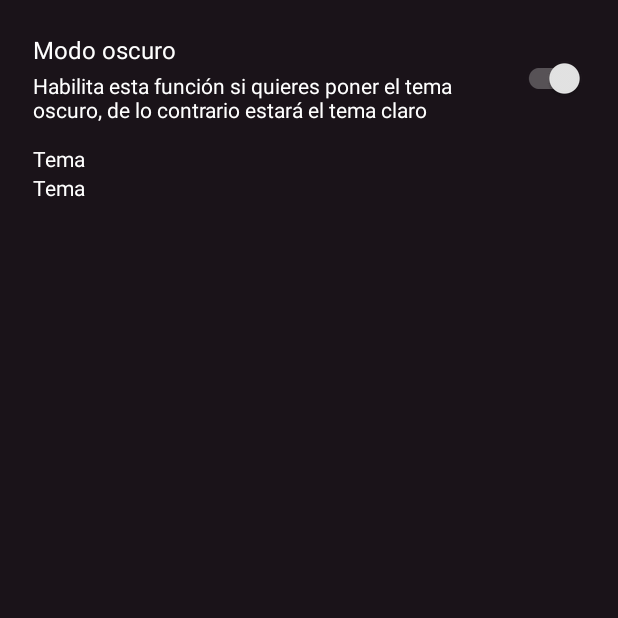
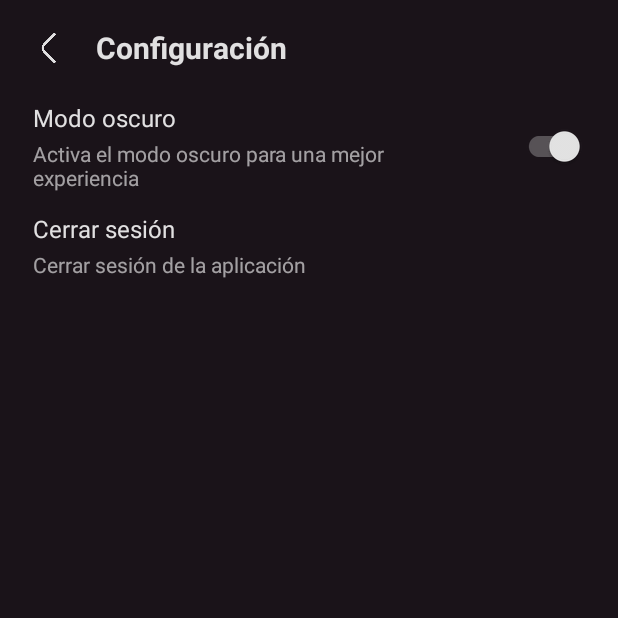
Before and after one commit to elfrikiamv/student_folder, an Android app: the SettingsActivity screen opened directly, with no data from a screen before it, on a phone screen of 412 x 824 dp, the top half of it. Run offline under Robolectric (Android 15) with nearby library versions, the phone set to English and light mode, and no system bars.

Commit message:
save: add configuration section and back button

```diff
--- a/app/src/main/java/com/example/student_folder/LoginActivity.java
+++ b/app/src/main/java/com/example/student_folder/LoginActivity.java
@@ -79,6 +79,7 @@ public class LoginActivity extends AppCompatActivity {
         signInButton.setOnClickListener(new View.OnClickListener() {
             @Override
             public void onClick(View v) {
+
                 signIn();
             }
         });
@@ -89,6 +90,7 @@ public class LoginActivity extends AppCompatActivity {
         Intent signInIntent = mGoogleSignInClient.getSignInIntent();
         startActivityForResult(signInIntent, RC_SIGN_IN);
     }
+
     @Override
     public void onActivityResult(int requestCode, int resultCode, Intent data) {
         super.onActivityResult(requestCode, resultCode, data);
--- a/app/src/main/java/com/example/student_folder/SettingsActivity.java
+++ b/app/src/main/java/com/example/student_folder/SettingsActivity.java
@@ -1,13 +1,25 @@
 package com.example.student_folder;
 
 import android.content.Context;
+import android.content.Intent;
 import android.content.SharedPreferences;
 import android.os.Bundle;
+import android.view.View;
 import android.widget.CompoundButton;
+import android.widget.TextView;
+import android.widget.Toast;
 
+import androidx.annotation.NonNull;
 import androidx.appcompat.app.AppCompatActivity;
 import androidx.appcompat.app.AppCompatDelegate;
 import androidx.appcompat.widget.SwitchCompat;
+
+import com.google.android.gms.auth.api.signin.GoogleSignIn;
+import com.google.android.gms.auth.api.signin.GoogleSignInAccount;
+import com.google.android.gms.auth.api.signin.GoogleSignInClient;
+import com.google.android.gms.auth.api.signin.GoogleSignInOptions;
+import com.google.android.gms.tasks.OnCompleteListener;
+import com.google.android.gms.tasks.Task;
 
 public class SettingsActivity extends AppCompatActivity {
 
@@ -16,10 +28,25 @@ public class SettingsActivity extends AppCompatActivity {
     SharedPreferences preferences = null;
     //<-------------themeMode
 
+    //------------->Cuenta google
+    GoogleSignInClient mGoogleSignInClient;
+    //<-------------Cuenta google
+
     @Override
     protected void onCreate(Bundle savedInstanceState) {
         super.onCreate(savedInstanceState);
         setContentView(R.layout.activity_settings);
+
+        //------------->backButton
+        View backButton = findViewById(R.id.back_button);
+        backButton.setOnClickListener(new View.OnClickListener() {
+            @Override
+            public void onClick(View v) {
+
+                onBackPressed();
+            }
+        });
+        //<-------------backButton
 
         //------------->themeMode
         switchButton = findViewById(R.id.switchTheme);
@@ -48,18 +75,59 @@ public class SettingsActivity extends AppCompatActivity {
                     switchButton.setChecked(true);
                     SharedPreferences.Editor editor = preferences.edit();
                     editor.putBoolean("night_mode",true);
-                    editor.commit();
+                    editor.apply();
                 } else {
 
                     AppCompatDelegate.setDefaultNightMode(AppCompatDelegate.MODE_NIGHT_NO);
                     switchButton.setChecked(false);
                     SharedPreferences.Editor editor = preferences.edit();
                     editor.putBoolean("night_mode",false);
-                    editor.commit();
+                    editor.apply();
                 }
             }
         });
         //<-------------themeMode switch
 
+        //------------->tv_signOut
+        TextView tv_signOut = findViewById(R.id.tv_signOut);
+
+        tv_signOut.setOnClickListener(new View.OnClickListener() {
+            @Override
+            public void onClick(View v) {
+
+                signOut();
+                startActivity(new Intent(SettingsActivity.this, LoginActivity.class));
+            }
+        });
+        //<-------------tv_signOut
+
+        //------------->Cuenta google
+        GoogleSignInOptions gso = new GoogleSignInOptions.Builder(GoogleSignInOptions.DEFAULT_SIGN_IN)
+                .requestEmail()
+                .build();
+
+        mGoogleSignInClient = GoogleSignIn.getClient(this, gso);
+        //<-------------Cuenta google
     }
+
+    //------------->Cuenta google signOut
+    private void signOut() {
+        mGoogleSignInClient.signOut()
+                .addOnCompleteListener(this, new OnCompleteListener<Void>() {
+                    @Override
+                    public void onComplete(@NonNull Task<Void> task) {
+
+                        Toast.makeText( SettingsActivity.this, "Cerrando sesión..",Toast. LENGTH_LONG). show();
+                    }
+                });
+    }
+    //<-------------Cuenta google signOut
+
+    //------------->backButton
+    @Override
+    public void onBackPressed() {
+        super.onBackPressed();
+        finish();
+    }
+    //<-------------backButton
 }
--- a/app/src/main/res/layout/activity_settings.xml
+++ b/app/src/main/res/layout/activity_settings.xml
@@ -11,8 +11,33 @@
     <LinearLayout
         android:layout_width="match_parent"
         android:layout_height="wrap_content"
+        android:orientation="horizontal">
+
+        <androidx.appcompat.widget.AppCompatImageButton
+            style="@style/imgButton"
+            android:id="@+id/back_button"
+            android:layout_width="20dp"
+            android:layout_height="20dp"
+            android:layout_margin="22dp"
+            android:background="@drawable/ic_back_btn">
+        </androidx.appcompat.widget.AppCompatImageButton>
+
+        <TextView
+            style="@style/textHigh"
+            android:layout_width="wrap_content"
+            android:layout_height="wrap_content"
+            android:layout_gravity="center_vertical"
+            android:textSize="20dp"
+            android:textStyle="bold"
+            android:text="@string/settings">
+        </TextView>
+    </LinearLayout>
+
+    <LinearLayout
+        android:layout_width="match_parent"
+        android:layout_height="wrap_content"
         android:orientation="horizontal"
-        android:layout_marginTop="22dp"
+        android:layout_marginTop="3dp"
         android:layout_marginHorizontal="22dp">
 
         <LinearLayout
@@ -21,7 +46,7 @@
             android:orientation="vertical">
 
             <TextView
-                style="@style/text"
+                style="@style/textHigh"
                 android:layout_width="wrap_content"
                 android:layout_height="wrap_content"
                 android:textSize="16dp"
@@ -29,11 +54,12 @@
             </TextView>
 
             <TextView
-                style="@style/text"
+                style="@style/textMedium"
                 android:layout_width="290dp"
                 android:layout_height="wrap_content"
                 android:layout_marginTop="3dp"
-                android:text="@string/themeModeDetalles">
+                android:textSize="14dp"
+                android:text="@string/themeModeDesc">
             </TextView>
         </LinearLayout>
 
@@ -54,35 +80,27 @@
     <LinearLayout
         android:layout_width="match_parent"
         android:layout_height="wrap_content"
-        android:orientation="horizontal"
+        android:orientation="vertical"
         android:layout_marginTop="13dp"
         android:layout_marginHorizontal="22dp">
 
-        <LinearLayout
-            android:layout_width="wrap_content"
-            android:layout_height="wrap_content"
-            android:orientation="vertical">
-
             <TextView
-                style="@style/text"
-                android:layout_width="wrap_content"
+                style="@style/textHigh"
+                android:id="@+id/tv_signOut"
+                android:layout_width="match_parent"
                 android:layout_height="wrap_content"
-                android:text="Tema">
+                android:textSize="16dp"
+                android:text="@string/signOut">
             </TextView>
 
             <TextView
-                style="@style/text"
+                style="@style/textMedium"
                 android:layout_width="wrap_content"
                 android:layout_height="wrap_content"
-                android:text="Tema">
+                android:layout_marginTop="3dp"
+                android:textSize="14dp"
+                android:text="@string/signOutDesc">
             </TextView>
-        </LinearLayout>
-
-        <Space
-            android:layout_width="0dp"
-            android:layout_height="match_parent"
-            android:layout_weight="1">
-        </Space>
     </LinearLayout>
 
     <!--<LinearLayout
--- a/app/src/main/res/values-night/themes.xml
+++ b/app/src/main/res/values-night/themes.xml
@@ -23,10 +23,29 @@
         <item name="android:background">@color/background</item>
     </style>
 
+    <!--text color dark-->
+    <style name="textHigh" parent="Theme.AppCompat.NoActionBar">
+        <item name="android:textColor">@color/white_87</item>
+    </style>
+
+    <style name="textMedium" parent="Theme.AppCompat.NoActionBar">
+        <item name="android:textColor">@color/white_60</item>
+    </style>
+
+    <style name="textDisabled" parent="Theme.AppCompat.NoActionBar">
+        <item name="android:textColor">@color/white_38</item>
+    </style>
+
     <style name="text" parent="Theme.AppCompat.NoActionBar">
         <item name="android:textColor">@color/white</item>
     </style>
 
+    <!--imgButton color dark-->
+    <style name="imgButton" parent="Theme.AppCompat.NoActionBar">
+        <item name="android:backgroundTint">@color/white_87</item>
+    </style>
+
+    <!--button color dark-->
     <style name="button" parent="Theme.AppCompat.NoActionBar">
         <item name="android:background">@color/Primary</item>
         <item name="android:textColor">@color/white</item>
--- a/app/src/main/res/values/colors.xml
+++ b/app/src/main/res/values/colors.xml
@@ -18,6 +18,14 @@
     <color name="Primary">#771B69</color>
     <color name="Secondary">#e492cb</color>
     <color name="background">#1a1319</color>
+    <!--text color dark-->
+    <color name="white_87">#DEFFFFFF</color>
+    <color name="white_60">#99FFFFFF</color>
+    <color name="white_38">#61FFFFFF</color>
+    <!--text color light-->
+    <color name="black_87">#DE000000</color>
+    <color name="black_60">#99000000</color>
+    <color name="black_38">#61000000</color>
 
 
 
--- a/app/src/main/res/values/strings.xml
+++ b/app/src/main/res/values/strings.xml
@@ -6,9 +6,17 @@
     <string name="Open_Drawer">Cajón de navegación abierto</string>
     <string name="Close_Drawer">Cerrar el cajón de navegación</string>
 
+    <!--SettingsActivity-->
+    <string name="settings">Configuración</string>
+    <string name="more">Más</string>
+
     <!--themeMode-->
     <string name="themeMode">Modo oscuro</string>
-    <string name="themeModeDetalles">Habilita esta función si quieres poner el tema oscuro, de lo contrario estará el tema claro</string>
+    <string name="themeModeDesc">Activa el modo oscuro para una mejor experiencia</string>
+
+    <!--inicio de seción-->
+    <string name="signOut">Cerrar sesión</string>
+    <string name="signOutDesc">Cerrar sesión de la aplicación</string>
 
     <string name="text">Este es un texto Este es un texto Este es un texto Este es un texto</string>
 </resources>
--- a/app/src/main/res/values/themes.xml
+++ b/app/src/main/res/values/themes.xml
@@ -23,10 +23,29 @@
         <item name="android:background">@color/white</item>
     </style>
 
+    <!--text color light-->
+    <style name="textHigh" parent="Theme.AppCompat.NoActionBar">
+        <item name="android:textColor">@color/black_87</item>
+    </style>
+
+    <style name="textMedium" parent="Theme.AppCompat.NoActionBar">
+        <item name="android:textColor">@color/black_60</item>
+    </style>
+
+    <style name="textDisabled" parent="Theme.AppCompat.NoActionBar">
+        <item name="android:textColor">@color/black_38</item>
+    </style>
+
     <style name="text" parent="Theme.AppCompat.NoActionBar">
         <item name="android:textColor">@color/black</item>
     </style>
 
+    <!--imgButton color light-->
+    <style name="imgButton" parent="Theme.AppCompat.NoActionBar">
+        <item name="android:backgroundTint">@color/black_87</item>
+    </style>
+
+    <!--button color light-->
     <style name="button" parent="Theme.AppCompat.NoActionBar">
         <item name="android:background">@color/Primary</item>
         <item name="android:textColor">@color/black</item>
```
Also changed, not shown: app/src/main/java/com/example/student_folder/MainActivity.java (+4 -42 lines), app/src/main/res/menu/nav_menu.xml (+7 -11 lines), app/src/main/res/drawable/ic_back_btn.png (added).
